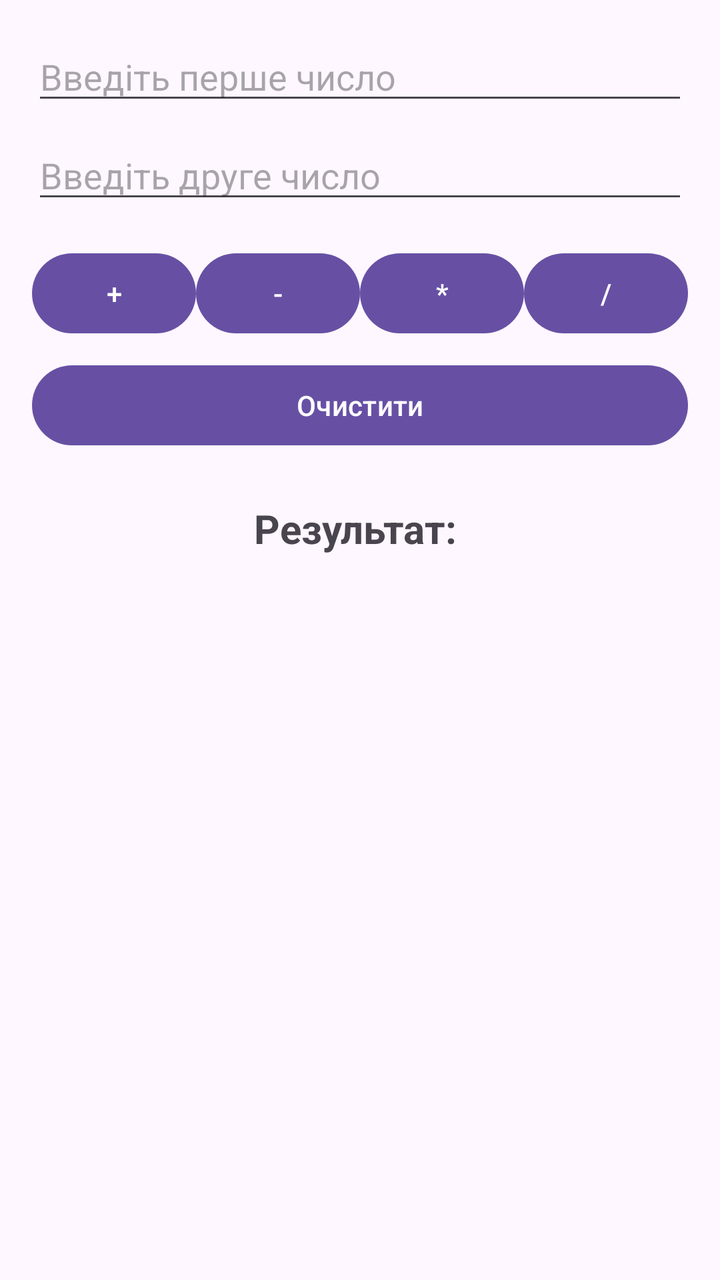
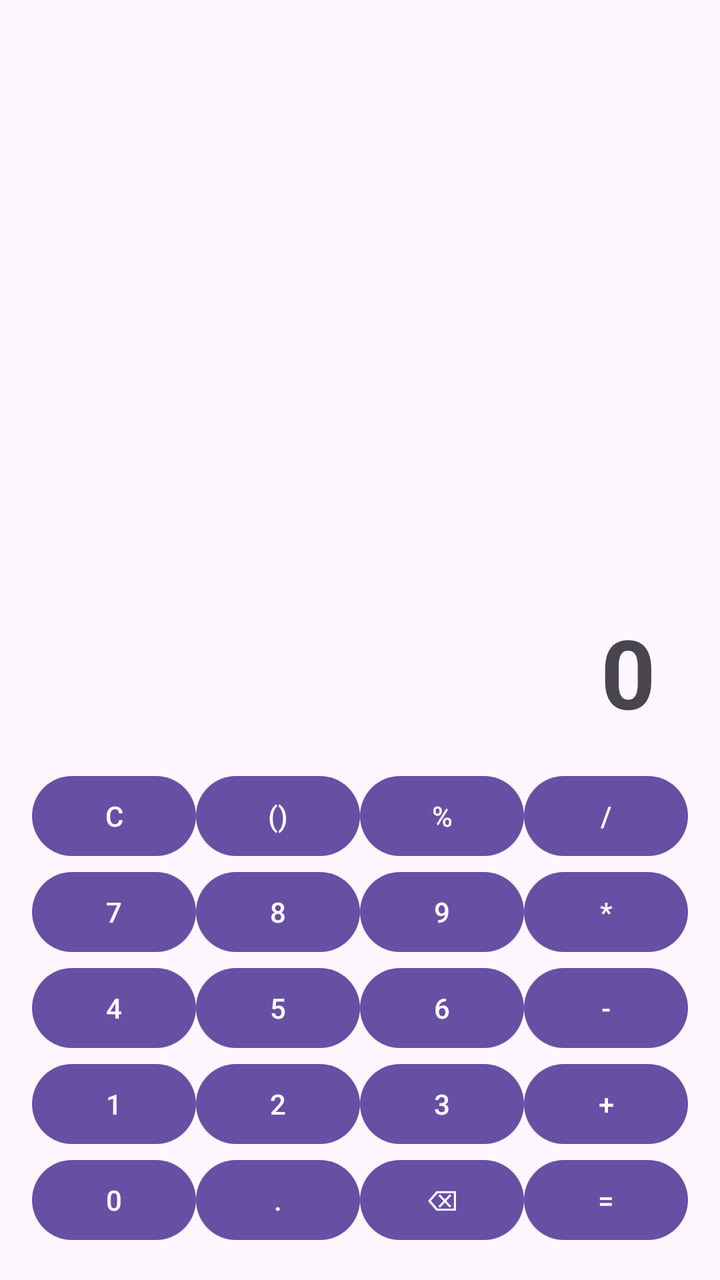

Two renders of the same Android screen: before a commit and after it. Below are the layout's source before the change and the commit's diff.
<!-- AndroidManifest.xml: application theme Theme.Apps -->
<!-- res/layout/activity_main.xml -->
<?xml version="1.0" encoding="utf-8"?>
<LinearLayout xmlns:android="http://schemas.android.com/apk/res/android"
    android:layout_width="match_parent"
    android:layout_height="match_parent"
    android:orientation="vertical"
    android:padding="16dp">

    
    <EditText
        android:id="@+id/etNumber1"
        android:layout_width="match_parent"
        android:layout_height="wrap_content"
        android:hint="Введіть перше число"
        android:inputType="numberDecimal" />

    
    <EditText
        android:id="@+id/etNumber2"
        android:layout_width="match_parent"
        android:layout_height="wrap_content"
        android:layout_marginTop="8dp"
        android:hint="Введіть друге число"
        android:inputType="numberDecimal" />

    
    <LinearLayout
        android:layout_width="match_parent"
        android:layout_height="wrap_content"
        android:layout_marginTop="16dp"
        android:orientation="horizontal">

        
        <Button
            android:id="@+id/btnAdd"
            android:layout_width="0dp"
            android:layout_height="wrap_content"
            android:layout_weight="1"
            android:text="+" />

        
        <Button
            android:id="@+id/btnSubtract"
            android:layout_width="0dp"
            android:layout_height="wrap_content"
            android:layout_weight="1"
            android:text="-" />

        
        <Button
            android:id="@+id/btnMultiply"
            android:layout_width="0dp"
            android:layout_height="wrap_content"
            android:layout_weight="1"
            android:text="*" />

        
        <Button
            android:id="@+id/btnDivide"
            android:layout_width="0dp"
            android:layout_height="wrap_content"
            android:layout_weight="1"
            android:text="/" />
    </LinearLayout>

    
    <Button
        android:id="@+id/btnClear"
        android:layout_width="match_parent"
        android:layout_height="wrap_content"
        android:layout_marginTop="8dp"
        android:text="Очистити" />

    
    <TextView
        android:id="@+id/tvResult"
        android:layout_width="match_parent"
        android:layout_height="wrap_content"
        android:layout_marginTop="24dp"
        android:gravity="center"
        android:text="Результат: "
        android:textSize="20sp"
        android:textStyle="bold" />

</LinearLayout>
<!-- resources referenced by this layout -->
<resources>
  <style name="Theme.Apps" parent="Base.Theme.Apps" />
  <style name="Base.Theme.Apps" parent="Theme.Material3.DayNight.NoActionBar">
          
          
      </style>
</resources>

<!-- the commit's change to res/layout/activity_main.xml (unified diff, before → after) -->
@@ -6,79 +6,169 @@
     android:padding="16dp">
 
     
-    <EditText
-        android:id="@+id/etNumber1"
+    <TextView
+        android:id="@+id/tvDisplay"
+        android:layout_width="match_parent"
+        android:layout_height="0dp"
+        android:layout_weight="1"
+        android:gravity="end|bottom"
+        android:padding="16dp"
+        android:text="0"
+        android:textSize="48sp"
+        android:textStyle="bold" />
+
+    
+    <GridLayout
         android:layout_width="match_parent"
         android:layout_height="wrap_content"
-        android:hint="Введіть перше число"
-        android:inputType="numberDecimal" />
-
-    
-    <EditText
-        android:id="@+id/etNumber2"
-        android:layout_width="match_parent"
-        android:layout_height="wrap_content"
-        android:layout_marginTop="8dp"
-        android:hint="Введіть друге число"
-        android:inputType="numberDecimal" />
-
-    
-    <LinearLayout
-        android:layout_width="match_parent"
-        android:layout_height="wrap_content"
-        android:layout_marginTop="16dp"
-        android:orientation="horizontal">
+        android:columnCount="4"
+        android:rowCount="5">
 
         
+        <Button
+            android:id="@+id/btnClear"
+            android:layout_width="0dp"
+            android:layout_height="wrap_content"
+            android:layout_columnWeight="1"
+            android:text="C" />
+
+        <Button
+            android:id="@+id/btnBracket"
+            android:layout_width="0dp"
+            android:layout_height="wrap_content"
+            android:layout_columnWeight="1"
+            android:text="()" />
+
+        <Button
+            android:id="@+id/btnPercent"
+            android:layout_width="0dp"
+            android:layout_height="wrap_content"
+            android:layout_columnWeight="1"
+            android:text="%" />
+
+        <Button
+            android:id="@+id/btnDivide"
+            android:layout_width="0dp"
+            android:layout_height="wrap_content"
+            android:layout_columnWeight="1"
+            android:text="/" />
+
+        
+        <Button
+            android:id="@+id/btn7"
+            android:layout_width="0dp"
+            android:layout_height="wrap_content"
+            android:layout_columnWeight="1"
+            android:text="7" />
+
+        <Button
+            android:id="@+id/btn8"
+            android:layout_width="0dp"
+            android:layout_height="wrap_content"
+            android:layout_columnWeight="1"
+            android:text="8" />
+
+        <Button
+            android:id="@+id/btn9"
+            android:layout_width="0dp"
+            android:layout_height="wrap_content"
+            android:layout_columnWeight="1"
+            android:text="9" />
+
+        <Button
+            android:id="@+id/btnMultiply"
+            android:layout_width="0dp"
+            android:layout_height="wrap_content"
+            android:layout_columnWeight="1"
+            android:text="*" />
+
+        
+        <Button
+            android:id="@+id/btn4"
+            android:layout_width="0dp"
+            android:layout_height="wrap_content"
+            android:layout_columnWeight="1"
+            android:text="4" />
+
+        <Button
+            android:id="@+id/btn5"
+            android:layout_width="0dp"
+            android:layout_height="wrap_content"
+            android:layout_columnWeight="1"
+            android:text="5" />
+
+        <Button
+            android:id="@+id/btn6"
+            android:layout_width="0dp"
+            android:layout_height="wrap_content"
+            android:layout_columnWeight="1"
+            android:text="6" />
+
+        <Button
+            android:id="@+id/btnSubtract"
+            android:layout_width="0dp"
+            android:layout_height="wrap_content"
+            android:layout_columnWeight="1"
+            android:text="-" />
+
+        
+        <Button
+            android:id="@+id/btn1"
+            android:layout_width="0dp"
+            android:layout_height="wrap_content"
+            android:layout_columnWeight="1"
+            android:text="1" />
+
+        <Button
+            android:id="@+id/btn2"
+            android:layout_width="0dp"
+            android:layout_height="wrap_content"
+            android:layout_columnWeight="1"
+            android:text="2" />
+
+        <Button
+            android:id="@+id/btn3"
+            android:layout_width="0dp"
+            android:layout_height="wrap_content"
+            android:layout_columnWeight="1"
+            android:text="3" />
+
         <Button
             android:id="@+id/btnAdd"
             android:layout_width="0dp"
             android:layout_height="wrap_content"
-            android:layout_weight="1"
+            android:layout_columnWeight="1"
             android:text="+" />
 
         
         <Button
-            android:id="@+id/btnSubtract"
+            android:id="@+id/btn0"
             android:layout_width="0dp"
             android:layout_height="wrap_content"
-            android:layout_weight="1"
-            android:text="-" />
+            android:layout_columnWeight="1"
+            android:text="0" />
 
-        
         <Button
-            android:id="@+id/btnMultiply"
+            android:id="@+id/btnDot"
             android:layout_width="0dp"
             android:layout_height="wrap_content"
-            android:layout_weight="1"
-            android:text="*" />
+            android:layout_columnWeight="1"
+            android:text="." />
 
-        
         <Button
-            android:id="@+id/btnDivide"
+            android:id="@+id/btnBackspace"
             android:layout_width="0dp"
             android:layout_height="wrap_content"
-            android:layout_weight="1"
-            android:text="/" />
-    </LinearLayout>
+            android:layout_columnWeight="1"
+            android:text="⌫" />
 
-    
-    <Button
-        android:id="@+id/btnClear"
-        android:layout_width="match_parent"
-        android:layout_height="wrap_content"
-        android:layout_marginTop="8dp"
-        android:text="Очистити" />
+        <Button
+            android:id="@+id/btnEquals"
+            android:layout_width="0dp"
+            android:layout_height="wrap_content"
+            android:layout_columnWeight="1"
+            android:text="=" />
 
-    
-    <TextView
-        android:id="@+id/tvResult"
-        android:layout_width="match_parent"
-        android:layout_height="wrap_content"
-        android:layout_marginTop="24dp"
-        android:gravity="center"
-        android:text="Результат: "
-        android:textSize="20sp"
-        android:textStyle="bold" />
+    </GridLayout>
 
 </LinearLayout>
